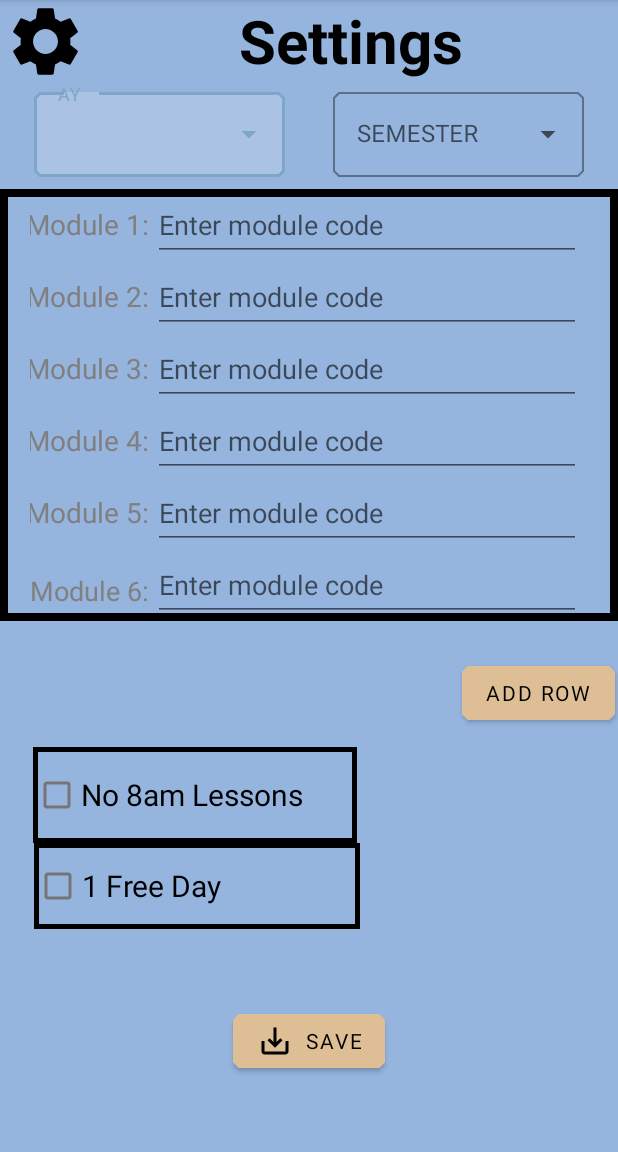
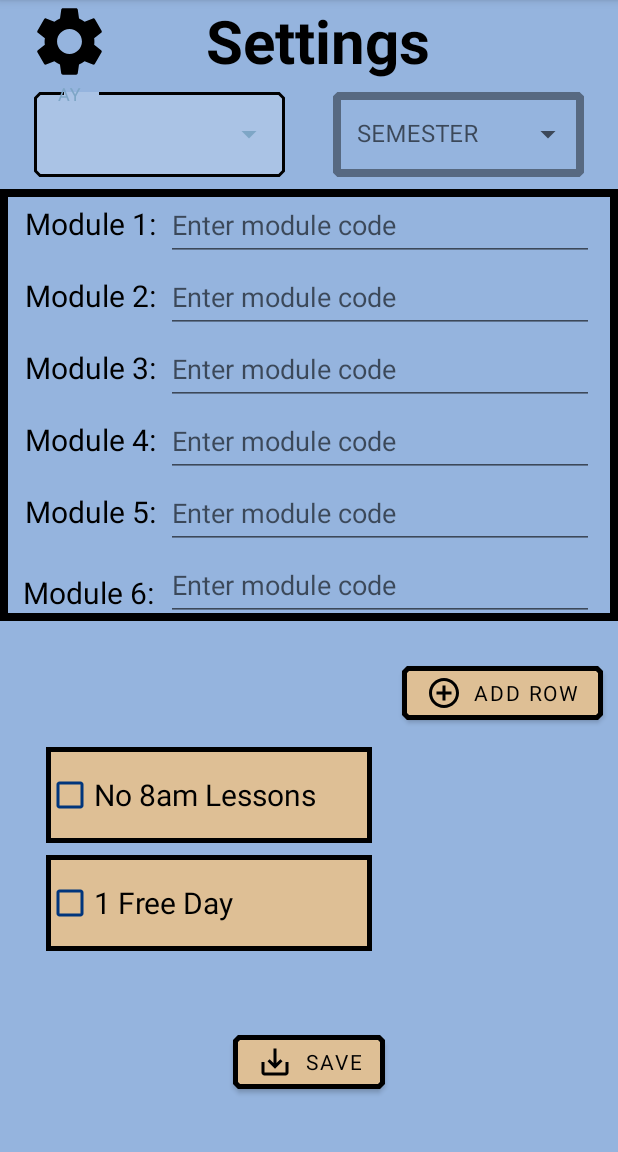
Before and after one commit to seanfirefox/TheGrumpyNUSFreshman, an Android app: the TimetableSettingsActivity screen opened directly, with no data from a screen before it, after a tap on "ADD ROW", on a phone screen of 412 x 824 dp, the part 84-1236 px from its top. Run offline under Robolectric (Android 15) with nearby library versions, the phone set to English and light mode, and no system bars; our stand-ins replace Firebase (no records; nobody signed in at launch, a user with empty details on screens opened directly); Roboto replaces fonts that are not available here.

Commit message:
TimetableSettingsActivity more items revamped

```diff
--- a/PlanNUS/app/src/main/java/com/example/plannus/Activities/TimetableSettingsActivity.java
+++ b/PlanNUS/app/src/main/java/com/example/plannus/Activities/TimetableSettingsActivity.java
@@ -71,21 +71,22 @@ public class TimetableSettingsActivity extends AppCompatActivity implements View
         linearLayout.setOrientation(LinearLayout.HORIZONTAL);
 
         TextView textView = new TextView(TimetableSettingsActivity.this);
-        LinearLayout.LayoutParams params = new LinearLayout.LayoutParams(convertDpToPixel(82), convertDpToPixel(46));
-        params.setMargins(convertDpToPixel(20),0, 0, 0);
+        LinearLayout.LayoutParams params = new LinearLayout.LayoutParams(convertDpToPixel(95), convertDpToPixel(46));
+        params.setMargins(convertDpToPixel(15),0, 0, 0);
         textView.setLayoutParams(params);
         textView.setAutoSizeTextTypeUniformWithConfiguration(10, 20, 1, 1);
         textView.setText(String.format("Module %s:", numMods));
-        textView.setTextColor(Color.parseColor("#808080"));
+        textView.setTextColor(Color.parseColor("#FF000000"));
         linearLayout.addView(textView);
 
         EditText editText = new EditText(TimetableSettingsActivity.this);
         LinearLayout.LayoutParams editParams = new LinearLayout.LayoutParams(convertDpToPixel(285), convertDpToPixel(48));
+        editParams.setMargins(0,0, convertDpToPixel(20), 0);
         editText.setLayoutParams(editParams);
         editText.setAutoSizeTextTypeUniformWithConfiguration(10, 20, 1, 1);
         editText.setHint("Enter module code");
         editText.setTag("moduleCode" + numMods);
-        editText.setTextColor(Color.parseColor("#808080"));
+        editText.setTextColor(Color.parseColor("#FF000000"));
         editText.setFilters(new InputFilter[] {new InputFilter.AllCaps()});
         linearLayout.addView(editText);
 
--- a/PlanNUS/app/src/main/res/drawable/bg_outline_thin.xml
+++ b/PlanNUS/app/src/main/res/drawable/bg_outline_thin.xml
@@ -4,4 +4,5 @@
     <stroke
         android:width="3dp"
         android:color="@color/black"/>
+    <solid android:color="@color/backGroundColorContrast"></solid>
 </shape>
--- /dev/null
+++ b/PlanNUS/app/src/main/res/drawable/ic_baseline_add_circle_outline_24.xml
@@ -0,0 +1,5 @@
+<vector android:height="24dp" android:tint="#000000"
+    android:viewportHeight="24" android:viewportWidth="24"
+    android:width="24dp" xmlns:android="http://schemas.android.com/apk/res/android">
+    <path android:fillColor="@android:color/white" android:pathData="M13,7h-2v4L7,11v2h4v4h2v-4h4v-2h-4L13,7zM12,2C6.48,2 2,6.48 2,12s4.48,10 10,10 10,-4.48 10,-10S17.52,2 12,2zM12,20c-4.41,0 -8,-3.59 -8,-8s3.59,-8 8,-8 8,3.59 8,8 -3.59,8 -8,8z"/>
+</vector>
--- a/PlanNUS/app/src/main/res/layout/activity_timetable_settings.xml
+++ b/PlanNUS/app/src/main/res/layout/activity_timetable_settings.xml
@@ -23,6 +23,8 @@
             android:textAlignment="center"
             android:textColor="#000000"
             android:textStyle="bold"
+            android:paddingLeft="16dp"
+            android:paddingRight="60dp"
             android:drawableStart="@drawable/ic_baseline_settings_24"
             app:layout_constraintEnd_toEndOf="parent"
             app:layout_constraintStart_toStartOf="parent"
@@ -36,6 +38,8 @@
             android:layout_marginStart="8dp"
             android:layout_marginEnd="8dp"
             style="@style/Widget.MaterialComponents.TextInputLayout.OutlinedBox.ExposedDropdownMenu"
+            app:boxStrokeWidth="5dp"
+            app:boxStrokeColor="@color/black"
             app:layout_constraintStart_toStartOf="parent"
             app:layout_constraintEnd_toStartOf="@id/semesterSpinner1"
             app:layout_constraintHorizontal_chainStyle="packed"
@@ -60,6 +64,8 @@
             android:layout_marginStart="8dp"
             android:layout_marginEnd="8dp"
             android:hint="SEMESTER"
+            app:boxStrokeWidth="5dp"
+            app:boxStrokeColor="@color/black"
             app:layout_constraintEnd_toEndOf="parent"
             app:layout_constraintStart_toEndOf="@+id/aySpinner1"
             app:layout_constraintTop_toBottomOf="@+id/settingsPage">
@@ -95,15 +101,15 @@
 
                 <TextView
                     android:id="@+id/module1"
-                    android:layout_width="82dp"
+                    android:layout_width="95dp"
                     android:layout_height="46dp"
-                    android:layout_marginStart="20dp"
+                    android:layout_marginStart="15dp"
                     android:autoSizeMaxTextSize="20sp"
                     android:autoSizeMinTextSize="10sp"
                     android:autoSizeTextType="uniform"
                     android:text="Module 1: "
                     android:textAlignment="center"
-                    android:textColor="#808080"/>
+                    android:textColor="@color/black"/>
 
                 <EditText
                     android:id="@+id/moduleCode1"
@@ -112,13 +118,14 @@
                     android:autoSizeMaxTextSize="20sp"
                     android:autoSizeMinTextSize="10sp"
                     android:autoSizeTextType="uniform"
+                    android:layout_marginEnd="20dp"
                     android:autofillHints="Task"
                     android:ems="10"
                     android:hint="Enter module code"
                     android:inputType="none|textCapCharacters"
                     android:maxLength="30"
                     android:tag="moduleCode1"
-                    android:textColor="#808080" />
+                    android:textColor="@color/black" />
 
             </LinearLayout>
 
@@ -130,20 +137,21 @@
 
                 <TextView
                     android:id="@+id/module2"
-                    android:layout_width="82dp"
+                    android:layout_width="95dp"
                     android:layout_height="46dp"
-                    android:layout_marginStart="20dp"
+                    android:layout_marginStart="15dp"
                     android:autoSizeMaxTextSize="20sp"
                     android:autoSizeMinTextSize="10sp"
                     android:autoSizeTextType="uniform"
                     android:text="Module 2: "
                     android:textAlignment="center"
-                    android:textColor="#808080"/>
+                    android:textColor="@color/black"/>
 
                 <EditText
                     android:id="@+id/moduleCode2"
                     android:layout_width="285dp"
                     android:layout_height="48dp"
+                    android:layout_marginEnd="20dp"
                     android:autoSizeMaxTextSize="20sp"
                     android:autoSizeMinTextSize="10sp"
                     android:autoSizeTextType="uniform"
@@ -153,7 +161,7 @@
                     android:inputType="none|textCapCharacters"
                     android:maxLength="30"
                     android:tag="moduleCode2"
-                    android:textColor="#808080" />
+                    android:textColor="@color/black" />
 
             </LinearLayout>
 
@@ -165,20 +173,21 @@
 
                 <TextView
                     android:id="@+id/module3"
-                    android:layout_width="82dp"
+                    android:layout_width="95dp"
                     android:layout_height="46dp"
-                    android:layout_marginStart="20dp"
+                    android:layout_marginStart="15dp"
                     android:autoSizeMaxTextSize="20sp"
                     android:autoSizeMinTextSize="10sp"
                     android:autoSizeTextType="uniform"
                     android:text="Module 3: "
                     android:textAlignment="center"
-                    android:textColor="#808080"/>
+                    android:textColor="@color/black"/>
 
                 <EditText
                     android:id="@+id/moduleCode3"
                     android:layout_width="285dp"
                     android:layout_height="48dp"
+                    android:layout_marginEnd="20dp"
                     android:autoSizeMaxTextSize="20sp"
                     android:autoSizeMinTextSize="10sp"
                     android:autoSizeTextType="uniform"
@@ -188,7 +197,7 @@
                     android:inputType="none|textCapCharacters"
                     android:maxLength="30"
                     android:tag="moduleCode3"
-                    android:textColor="#808080"/>
+                    android:textColor="@color/black"/>
 
             </LinearLayout>
 
@@ -200,15 +209,15 @@
 
                 <TextView
                     android:id="@+id/module4"
-                    android:layout_width="82dp"
+                    android:layout_width="95dp"
                     android:layout_height="46dp"
-                    android:layout_marginStart="20dp"
+                    android:layout_marginStart="15dp"
                     android:autoSizeMaxTextSize="20sp"
                     android:autoSizeMinTextSize="10sp"
                     android:autoSizeTextType="uniform"
                     android:text="Module 4: "
                     android:textAlignment="center"
-                    android:textColor="#808080"/>
+                    android:textColor="@color/black"/>
 
                 <EditText
                     android:id="@+id/moduleCode4"
@@ -217,13 +226,14 @@
                     android:autoSizeMaxTextSize="20sp"
                     android:autoSizeMinTextSize="10sp"
                     android:autoSizeTextType="uniform"
+                    android:layout_marginEnd="20dp"
                     android:autofillHints="Task"
                     android:ems="10"
                     android:hint="Enter module code"
                     android:inputType="none|textCapCharacters"
                     android:maxLength="30"
                     android:tag="moduleCode4"
-                    android:textColor="#808080"/>
+                    android:textColor="@color/black"/>
 
             </LinearLayout>
 
@@ -235,20 +245,21 @@
 
                 <TextView
                     android:id="@+id/module5"
-                    android:layout_width="82dp"
+                    android:layout_width="95dp"
                     android:layout_height="46dp"
-                    android:layout_marginStart="20dp"
+                    android:layout_marginStart="15dp"
                     android:autoSizeMaxTextSize="20sp"
                     android:autoSizeMinTextSize="10sp"
                     android:autoSizeTextType="uniform"
                     android:text="Module 5: "
                     android:textAlignment="center"
-                    android:textColor="#808080"/>
+                    android:textColor="@color/black"/>
 
                 <EditText
                     android:id="@+id/moduleCode5"
                     android:layout_width="285dp"
                     android:layout_height="48dp"
+                    android:layout_marginEnd="20dp"
                     android:autoSizeMaxTextSize="20sp"
                     android:autoSizeMinTextSize="10sp"
                     android:autoSizeTextType="uniform"
@@ -258,7 +269,7 @@
                     android:inputType="none|textCapCharacters"
                     android:maxLength="30"
                     android:tag="moduleCode5"
-                    android:textColor="#808080"/>
+                    android:textColor="@color/black"/>
 
             </LinearLayout>
         </LinearLayout>
@@ -268,9 +279,14 @@
             android:layout_width="wrap_content"
             android:layout_height="wrap_content"
             android:layout_marginTop="24dp"
+            android:layout_marginEnd="8dp"
             android:text="Add Row"
             android:textColor="@color/black"
             android:backgroundTint="@color/backGroundColorContrast"
+            app:icon="@drawable/ic_baseline_add_circle_outline_24"
+            app:iconTint="@color/black"
+            app:strokeColor="@color/black"
+            app:strokeWidth="3dp"
             app:layout_constraintEnd_toEndOf="parent"
             app:layout_constraintHorizontal_bias="0.993"
             app:layout_constraintStart_toStartOf="parent"
@@ -278,15 +294,17 @@
 
         <CheckBox
             android:id="@+id/no8amLessons"
-            android:layout_width="216dp"
+            android:layout_width="217dp"
             android:layout_height="64dp"
             android:layout_marginTop="12dp"
+            android:layout_marginStart="10dp"
             android:autoSizeMaxTextSize="20sp"
             android:autoSizeMinTextSize="10sp"
             android:autoSizeTextType="uniform"
             android:text="No 8am Lessons"
             android:textColor="@color/black"
             android:background="@drawable/bg_outline_thin"
+            android:buttonTint="#00357C"
             app:layout_constraintEnd_toEndOf="parent"
             app:layout_constraintHorizontal_bias="0.112"
             app:layout_constraintStart_toStartOf="parent"
@@ -295,15 +313,18 @@
         <CheckBox
             android:id="@+id/oneFreeDay"
             android:layout_width="217dp"
-            android:layout_height="57dp"
+            android:layout_height="64dp"
+            android:layout_marginTop="8dp"
+            android:layout_marginStart="10dp"
             android:autoSizeMaxTextSize="20sp"
             android:autoSizeMinTextSize="10sp"
             android:autoSizeTextType="uniform"
+            android:background="@drawable/bg_outline_thin"
+            android:buttonTint="#00357C"
             android:text="1 Free Day"
             android:textColor="@color/black"
-            android:background="@drawable/bg_outline_thin"
             app:layout_constraintEnd_toEndOf="parent"
-            app:layout_constraintHorizontal_bias="0.115"
+            app:layout_constraintHorizontal_bias="0.113"
             app:layout_constraintStart_toStartOf="parent"
             app:layout_constraintTop_toBottomOf="@+id/no8amLessons" />
 
@@ -312,10 +333,14 @@
             android:layout_width="wrap_content"
             android:layout_height="wrap_content"
             android:text="Save"
+            android:layout_marginTop="50dp"
+            android:layout_marginBottom="40dp"
             android:textColor="@color/black"
             android:backgroundTint="@color/backGroundColorContrast"
             app:icon="@drawable/ic_baseline_save_alt_24"
             app:iconTint="@color/black"
+            app:strokeColor="@color/black"
+            app:strokeWidth="3dp"
             app:layout_constraintBottom_toBottomOf="parent"
             app:layout_constraintEnd_toEndOf="parent"
             app:layout_constraintStart_toStartOf="parent"
--- a/PlanNUS/app/src/main/res/menu/ay_menu.xml
+++ /dev/null
@@ -1,10 +0,0 @@
-<?xml version="1.0" encoding="utf-8"?>
-<menu xmlns:android="http://schemas.android.com/apk/res/android">
-    <item android:title="2016-2017"/>
-    <item android:title="2017-2018"/>
-    <item android:title="2018-2019"/>
-    <item android:title="2019-2020"/>
-    <item android:title="2020-2021"/>
-    <item android:title="2021-2022"/>
-    <item android:title="2022-2023"/>
-</menu>
```
